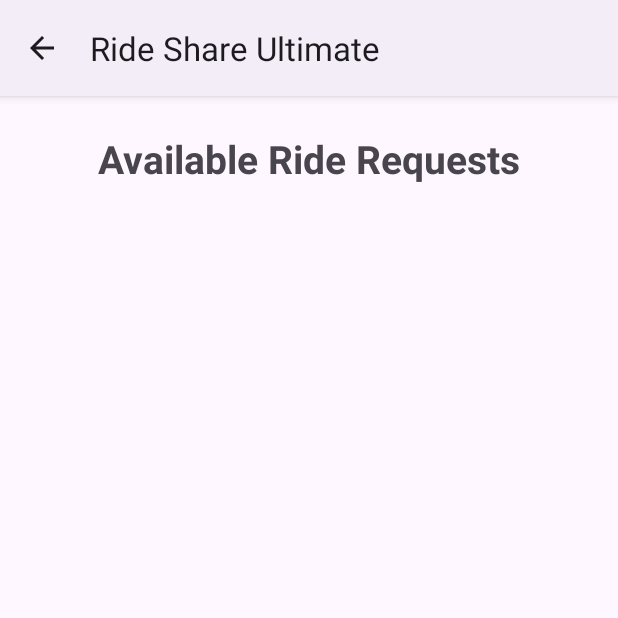
After one commit to ethancampbell997/RideShareUltimate, an Android app: the ViewRideRequestsActivity screen opened directly, with no data from a screen before it, on a phone screen of 412 x 824 dp, the top half of it. The commit adds this screen. Run offline under Robolectric (Android 15) with nearby library versions, the phone set to English and light mode, and no system bars; our stand-ins replace Firebase (no records; nobody signed in at launch, a user with empty details on screens opened directly).

Commit message:
Implement functionality to accept ride request

```diff
--- a/app/src/main/AndroidManifest.xml
+++ b/app/src/main/AndroidManifest.xml
@@ -48,6 +48,10 @@
         <activity
             android:name=".AcceptRideActivity"
             android:exported="false" />
+        <activity android:name=".ViewRideRequestsActivity"
+            android:exported="false" />
+        <activity android:name=".AcceptRideRequestActivity"
+            android:exported="false" />
     </application>
 
 </manifest>
--- a/app/src/main/java/edu/uga/cs/rideshareultimate/MainActivity.java
+++ b/app/src/main/java/edu/uga/cs/rideshareultimate/MainActivity.java
@@ -48,6 +48,7 @@ public class MainActivity extends AppCompatActivity {
         Button btnViewRides = findViewById(R.id.button3);
         Button btnPostRideRequest = findViewById(R.id.button4);
         Button btnViewMyRides = findViewById(R.id.button5);
+        Button btnViewRideRequests = findViewById(R.id.button6);
 
         btnLogOut.setOnClickListener(v -> {
             mAuth.signOut();
@@ -68,6 +69,10 @@ public class MainActivity extends AppCompatActivity {
         });
         btnViewMyRides.setOnClickListener(v -> {
             Intent intent = new Intent(MainActivity.this, ViewMyRidesActivity.class);
+            startActivity(intent);
+        });
+        btnViewRideRequests.setOnClickListener(v -> {
+            Intent intent = new Intent(MainActivity.this, ViewRideRequestsActivity.class);
             startActivity(intent);
         });
     }
--- /dev/null
+++ b/app/src/main/java/edu/uga/cs/rideshareultimate/ViewRideRequestsActivity.java
@@ -0,0 +1,152 @@
+
+package edu.uga.cs.rideshareultimate;
+
+import android.os.Bundle;
+import android.view.MenuItem;
+import android.widget.ArrayAdapter;
+import android.widget.ListView;
+import android.widget.Toast;
+import android.content.Intent;
+
+import androidx.appcompat.app.ActionBar;
+import androidx.appcompat.app.AppCompatActivity;
+
+import com.google.firebase.database.DataSnapshot;
+import com.google.firebase.database.DatabaseError;
+import com.google.firebase.database.DatabaseReference;
+import com.google.firebase.database.FirebaseDatabase;
+import com.google.firebase.database.ValueEventListener;
+
+import java.text.SimpleDateFormat;
+import java.util.ArrayList;
+import java.util.Date;
+import java.util.Locale;
+
+/**
+ * View all available ride requests.
+ */
+public class ViewRideRequestsActivity extends AppCompatActivity {
+
+    private ListView ridesListView;
+    private ArrayList<String> ridesList;
+    private ArrayAdapter<String> ridesAdapter;
+    private ArrayList<String> rideIds;
+    private DatabaseReference ridesRef;
+
+    @Override
+    protected void onCreate(Bundle savedInstanceState) {
+        super.onCreate(savedInstanceState);
+        setContentView(R.layout.activity_view_ride_requests);
+
+        ridesListView = findViewById(R.id.ridesListView);
+        ridesList = new ArrayList<>();
+        rideIds = new ArrayList<>();
+
+        ActionBar actionBar = getSupportActionBar();
+        if (actionBar != null) {
+            actionBar.setDisplayHomeAsUpEnabled(true);
+        }
+
+        ridesAdapter = new ArrayAdapter<>(
+                this,
+                android.R.layout.simple_list_item_1,
+                ridesList
+        );
+
+        ridesListView.setAdapter(ridesAdapter);
+
+        ridesListView.setOnItemClickListener((parent, view, position, id) -> {
+
+            String selectedRideId = rideIds.get(position);
+
+            Intent intent = new Intent(
+                    ViewRideRequestsActivity.this,
+                    AcceptRideRequestActivity.class
+            );
+
+            intent.putExtra("rideId", selectedRideId);
+
+            startActivity(intent);
+        });
+
+        ridesRef = FirebaseDatabase.getInstance().getReference("rides");
+
+        loadRides();
+    }
+
+    private void loadRides() {
+
+        // Gets rides ordered by the soonest pickupDateTime.
+        ridesRef.orderByChild("pickupDateTime")
+                .addValueEventListener(new ValueEventListener() {
+
+                    @Override
+                    public void onDataChange(DataSnapshot snapshot) {
+
+                        ridesList.clear();
+                        rideIds.clear();
+
+                        for (DataSnapshot rideSnapshot : snapshot.getChildren()) {
+
+                            Ride ride = rideSnapshot.getValue(Ride.class);
+
+                            // Only displays unaccepted ride requests.
+                            if (ride != null &&
+                                    "request".equals(ride.getRideType()) &&
+                                    (ride.getDriverId() == null ||
+                                            ride.getDriverId().isEmpty())) {
+
+                                String pickupDate = new SimpleDateFormat(
+                                        "MMM d, yyyy 'at' h:mm a",
+                                        Locale.getDefault()
+                                ).format(new Date(ride.getPickupDateTime()));
+
+                                String rideInfo =
+                                        "From: " + ride.getStartLocation() +
+                                                "\nTo: " + ride.getEndLocation() +
+                                                "\nRider: " + ride.getRiderEmail() +
+                                                "\nPickup: " + pickupDate +
+                                                "\nCost: " + ride.getCost() + " ride points" +
+                                                "\nDescription: " + ride.getDescription();
+
+                                ridesList.add(rideInfo);
+                                rideIds.add(ride.getRideId());
+                            }
+                        }
+
+                        ridesAdapter.notifyDataSetChanged();
+
+                        if (ridesList.isEmpty()) {
+                            Toast.makeText(
+                                    ViewRideRequestsActivity.this,
+                                    "No ride requests are currently available.",
+                                    Toast.LENGTH_SHORT
+                            ).show();
+                        }
+                    }
+
+                    @Override
+                    public void onCancelled(DatabaseError error) {
+
+                        Toast.makeText(
+                                ViewRideRequestsActivity.this,
+                                "Error: " + error.getMessage(),
+                                Toast.LENGTH_LONG
+                        ).show();
+                    }
+                });
+    }
+
+    @Override
+    public boolean onOptionsItemSelected(MenuItem item) {
+
+        int id = item.getItemId();
+
+        if (id == android.R.id.home) {
+            getOnBackPressedDispatcher().onBackPressed();
+            return true;
+        }
+
+        return super.onOptionsItemSelected(item);
+    }
+}
--- /dev/null
+++ b/app/src/main/res/layout/activity_view_ride_requests.xml
@@ -0,0 +1,43 @@
+<?xml version="1.0" encoding="utf-8"?>
+<androidx.constraintlayout.widget.ConstraintLayout
+    xmlns:android="http://schemas.android.com/apk/res/android"
+    xmlns:app="http://schemas.android.com/apk/res-auto"
+    android:layout_width="match_parent"
+    android:layout_height="match_parent">
+
+    <TextView
+        android:id="@+id/tvRidesTitle"
+        android:layout_width="wrap_content"
+        android:layout_height="wrap_content"
+        android:text="Available Ride Requests"
+        android:textSize="26sp"
+        android:textStyle="bold"
+        android:layout_marginTop="24dp"
+        app:layout_constraintTop_toTopOf="parent"
+        app:layout_constraintStart_toStartOf="parent"
+        app:layout_constraintEnd_toEndOf="parent" />
+
+    <ListView
+        android:id="@+id/ridesListView"
+        android:layout_width="0dp"
+        android:layout_height="0dp"
+        android:dividerHeight="12dp"
+        android:padding="12dp"
+        app:layout_constraintTop_toBottomOf="@id/tvRidesTitle"
+        app:layout_constraintBottom_toBottomOf="parent"
+        app:layout_constraintStart_toStartOf="parent"
+        app:layout_constraintEnd_toEndOf="parent" />
+
+    <TextView
+        android:id="@+id/tvEmptyRides"
+        android:layout_width="wrap_content"
+        android:layout_height="wrap_content"
+        android:text="No ride requests are currently available."
+        android:textSize="18sp"
+        android:visibility="gone"
+        app:layout_constraintTop_toBottomOf="@id/tvRidesTitle"
+        app:layout_constraintBottom_toBottomOf="parent"
+        app:layout_constraintStart_toStartOf="parent"
+        app:layout_constraintEnd_toEndOf="parent" />
+
+</androidx.constraintlayout.widget.ConstraintLayout>
```
Also changed, not shown: app/src/main/java/edu/uga/cs/rideshareultimate/AcceptRideRequestActivity.java (added, +250 -0 lines), app/src/main/res/layout/activity_accept_ride_request.xml (added, +33 -0 lines), app/src/main/res/layout/activity_main.xml (+20 -5 lines).
